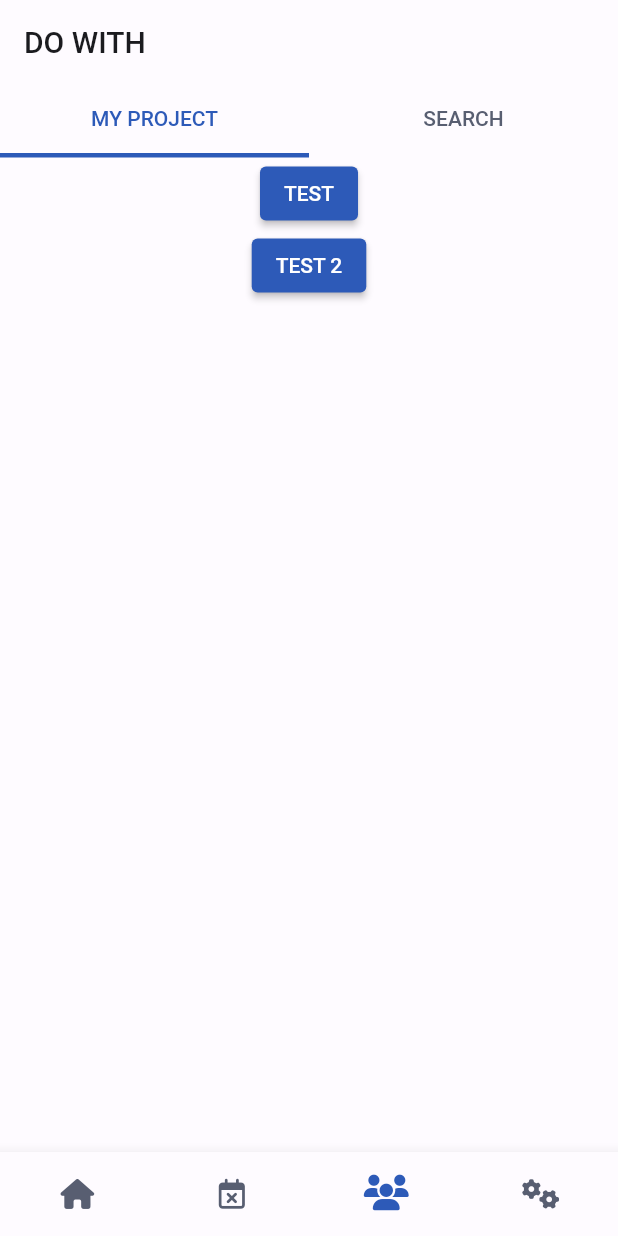
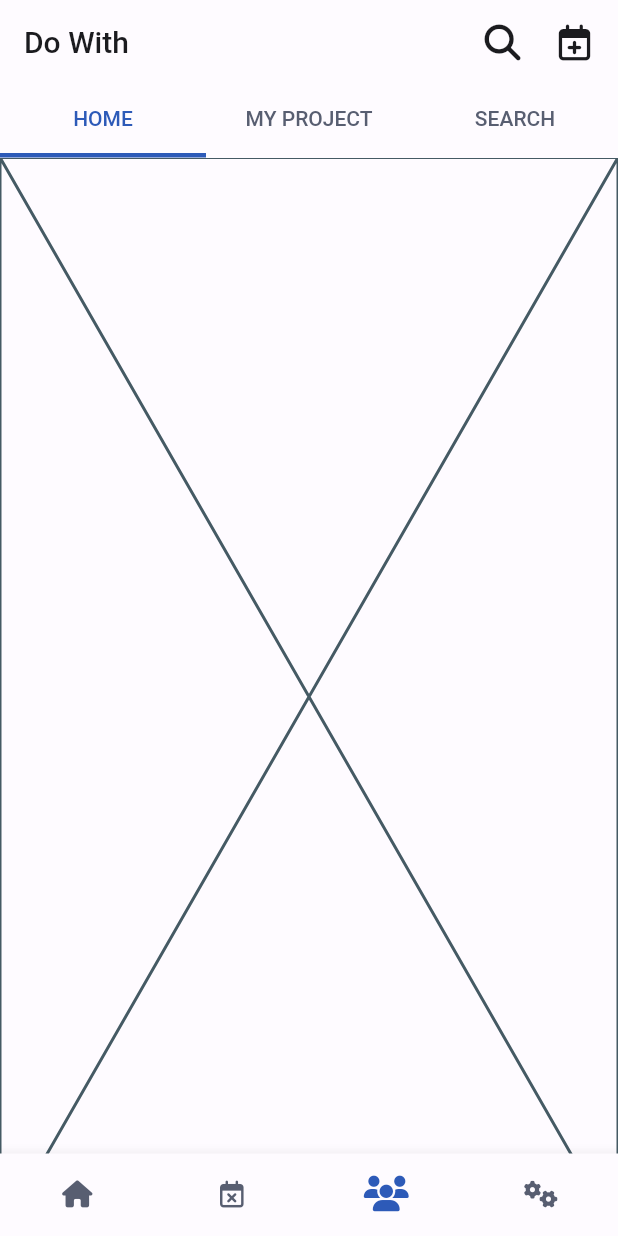
Before and after one commit to rjxwjfl/flutter_project, a Flutter app: the screen it shows after launch, item 3 of the bottom bar chosen, on a phone screen of 412 x 824 dp. Run offline on Flutter 3.47's test engine with Material 2 defaults, Android fonts, the phone set to English and light mode, and no system bars; our stand-ins replace cloud_firestore, firebase_auth, firebase_core, firebase_messaging, flutter_riverpod, font_awesome_flutter and 4 more; accounts and stored records are empty.

```diff
--- a/lib/navi_home.dart
+++ b/lib/navi_home.dart
@@ -3,11 +3,16 @@ import 'package:flutter_dowith/main.dart';
 import 'package:flutter_riverpod/flutter_riverpod.dart';
 import 'package:font_awesome_flutter/font_awesome_flutter.dart';
 
-class NaviHome extends ConsumerWidget {
-  const NaviHome({super.key});
+class NaviHome extends StatefulWidget {
+  const NaviHome({Key? key}) : super(key: key);
 
   @override
-  Widget build(BuildContext context, WidgetRef ref) {
+  State<NaviHome> createState() => _NaviHomeState();
+}
+
+class _NaviHomeState extends State<NaviHome> {
+  @override
+  Widget build(BuildContext context) {
     ColorScheme scheme = Theme.of(context).colorScheme;
     Size size = MediaQuery.of(context).size;
     DateTime onBackKey = DateTime.now();
@@ -31,28 +36,44 @@ class NaviHome extends ConsumerWidget {
           return true;
         }
       },
-      child: Scaffold(
+      child: GestureDetector(
+        onTap: () {
+          FocusManager.instance.primaryFocus!.unfocus();
+        },
+        child: Consumer(
+          builder: (BuildContext context, WidgetRef ref, Widget? child) {
+            var refs = ref.watch(routeProv);
+            return Scaffold(
               appBar: AppBar(
-          title: Text(ref.watch(routeProv).title),
+                title: Text(refs.title),
                 elevation: 0.0,
                 backgroundColor: scheme.background,
                 foregroundColor: scheme.onBackground,
+                actions: refs.selectedIndex == 2
+                    ? [
+                        IconButton(onPressed: () {}, icon: const FaIcon(FontAwesomeIcons.magnifyingGlass)),
+                        IconButton(onPressed: () {}, icon: const FaIcon(FontAwesomeIcons.calendarPlus)),
+                        const SizedBox(width: 5)
+                      ]
+                    : [],
               ),
               body: PageView(
-          controller: ref.watch(routeProv).pageController,
+                controller: refs.pageController,
                 physics: const NeverScrollableScrollPhysics(),
-          children: ref.watch(routeProv).routes,
+                children: refs.routes,
               ),
-        bottomNavigationBar: BottomNavigationBar(
+              bottomNavigationBar: SizedBox(
+                height: 55,
+                child: BottomNavigationBar(
                   selectedItemColor: scheme.primary,
                   unselectedItemColor: scheme.secondary,
                   showSelectedLabels: false,
                   showUnselectedLabels: false,
-          unselectedIconTheme: const IconThemeData(size: 20),
+                  unselectedIconTheme: const IconThemeData(size: 18),
                   type: BottomNavigationBarType.fixed,
-          currentIndex: ref.watch(routeProv).selectedIndex,
+                  currentIndex: refs.selectedIndex,
                   onTap: (index) {
-            ref.watch(routeProv).pageRouteNavigator(index);
+                    refs.pageRouteNavigator(index);
                   },
                   items: const <BottomNavigationBarItem>[
                     BottomNavigationBarItem(icon: FaIcon(FontAwesomeIcons.house), label: "Home"),
@@ -61,7 +82,11 @@ class NaviHome extends ConsumerWidget {
                     BottomNavigationBarItem(icon: FaIcon(FontAwesomeIcons.gears), label: "Setting"),
                   ],
                 ),
+              ),
               extendBody: true,
+            );
+          },
+        ),
       ),
     );
   }
--- a/lib/view/dowith/dowith_main.dart
+++ /dev/null
@@ -1,79 +0,0 @@
-import 'package:flutter/material.dart';
-import 'package:flutter_dowith/view/dowith/project_tabview.dart';
-import 'package:flutter_dowith/view/dowith/search_tabview.dart';
-
-class DoWithMain extends StatefulWidget {
-  const DoWithMain({super.key});
-
-  @override
-  State<DoWithMain> createState() => _DoWithMainState();
-}
-
-class _DoWithMainState extends State<DoWithMain> with TickerProviderStateMixin, AutomaticKeepAliveClientMixin {
-  late TabController _tabController;
-  late TextEditingController _textEditingController;
-  late FocusNode _focusNode;
-
-  @override
-  void initState() {
-    super.initState();
-    _tabController = TabController(length: 2, vsync: this);
-    _textEditingController = TextEditingController();
-    _focusNode = FocusNode();
-  }
-
-  @override
-  void dispose() {
-    _textEditingController.dispose();
-    super.dispose();
-  }
-
-  Color setMaterialColor() {
-    if (Theme.of(context).brightness == Brightness.dark) {
-      return Theme.of(context).colorScheme.background.withRed(25).withGreen(25).withBlue(25);
-    } else {
-      return Theme.of(context).colorScheme.background.withRed(240).withGreen(240).withBlue(240);
-    }
-  }
-
-  List<Widget> tabList = [const Tab(text: "MY PROJECT"), const Tab(text: "SEARCH")];
-
-  @override
-  Widget build(BuildContext context) {
-    ColorScheme _schme = Theme.of(context).colorScheme;
-    super.build(context);
-    return Material(
-      child: InkWell(
-        splashColor: Colors.transparent,
-        focusColor: Colors.transparent,
-        highlightColor: Colors.transparent,
-        hoverColor: Colors.transparent,
-        onTap: () {
-          FocusManager.instance.primaryFocus!.unfocus();
-        },
-        child: Scaffold(
-          appBar: PreferredSize(
-            preferredSize: const Size.fromHeight(kToolbarHeight),
-            child: TabBar(
-              indicatorColor: _schme.primary,
-              indicatorWeight: 3.0,
-              labelColor: _schme.primary,
-              unselectedLabelColor: _schme.secondary,
-              controller: _tabController,
-              tabs: tabList,
-            ),
-          ),
-          body: TabBarView(
-            controller: _tabController,
-            children: [
-              ProjectTabView(),
-              SearchTabView(textEditingController: _textEditingController, focusNode: _focusNode, materialColor: setMaterialColor()),
-            ],
-          ),
-        ),
-      ),
-    );
-  }
-  @override
-  bool get wantKeepAlive => true;
-}
--- /dev/null
+++ b/lib/view/dowith/dw_main.dart
@@ -0,0 +1,10 @@
+import 'package:flutter/material.dart';
+
+class DwMain extends StatelessWidget {
+  const DwMain({Key? key}) : super(key: key);
+
+  @override
+  Widget build(BuildContext context) {
+    return const Placeholder();
+  }
+}
--- /dev/null
+++ b/lib/view/dowith/dw_navi_home.dart
@@ -0,0 +1,70 @@
+import 'package:flutter/material.dart';
+import 'package:flutter_dowith/view/dowith/dw_main.dart';
+import 'package:flutter_dowith/view/dowith/project_tabview.dart';
+import 'package:flutter_dowith/view/dowith/search_tabview.dart';
+
+class DwNaviHome extends StatefulWidget {
+  const DwNaviHome({super.key});
+
+  @override
+  State<DwNaviHome> createState() => _DwNaviHomeState();
+}
+
+class _DwNaviHomeState extends State<DwNaviHome> with TickerProviderStateMixin, AutomaticKeepAliveClientMixin {
+  late TabController _tabController;
+  late TextEditingController _textEditingController;
+  late FocusNode _focusNode;
+
+  @override
+  void initState() {
+    super.initState();
+    _tabController = TabController(length: 3, vsync: this);
+    _textEditingController = TextEditingController();
+    _focusNode = FocusNode();
+  }
+
+  @override
+  void dispose() {
+    _textEditingController.dispose();
+    super.dispose();
+  }
+
+  Color setMaterialColor() {
+    if (Theme.of(context).brightness == Brightness.dark) {
+      return Theme.of(context).colorScheme.background.withRed(25).withGreen(25).withBlue(25);
+    } else {
+      return Theme.of(context).colorScheme.background.withRed(240).withGreen(240).withBlue(240);
+    }
+  }
+
+  List<Widget> tabList = [const Tab(text: "HOME"), const Tab(text: "MY PROJECT"), const Tab(text: "SEARCH")];
+
+  @override
+  Widget build(BuildContext context) {
+    ColorScheme _schme = Theme.of(context).colorScheme;
+    super.build(context);
+    return Scaffold(
+      appBar: PreferredSize(
+        preferredSize: const Size.fromHeight(kToolbarHeight),
+        child: TabBar(
+          indicatorColor: _schme.primary,
+          indicatorWeight: 3.0,
+          labelColor: _schme.primary,
+          unselectedLabelColor: _schme.secondary,
+          controller: _tabController,
+          tabs: tabList,
+        ),
+      ),
+      body: TabBarView(
+        controller: _tabController,
+        children: [
+          const DwMain(),
+          const ProjectTabView(),
+          SearchTabView(textEditingController: _textEditingController, focusNode: _focusNode, materialColor: setMaterialColor()),
+        ],
+      ),
+    );
+  }
+  @override
+  bool get wantKeepAlive => true;
+}
```
Also changed, not shown: lib/bloc/server_bloc/model/project/project_model.dart (+6 -2 lines), lib/bloc/test_code.dart (added, +21 -0 lines), lib/firebase/auth.dart (+29 -13 lines), lib/utils/riverpod/page_route_provider.dart (+11 -14 lines), lib/utils/theme/theme_provider.dart (+14 -36 lines), lib/view/dowith/dw_signin.dart (renamed from lib/view/dowith/dowith_signin.dart, +4 -4 lines), lib/view/dowith/model/overview_ui.dart (+27 -9 lines), lib/view/dowith/project/project_home.dart (+12 -2 lines), lib/view/dowith/project/project_overview.dart (+13 -10 lines), lib/view/dowith/search_tabview.dart (+6 -3 lines). Lines whose indentation alone changed are shown as unchanged.
